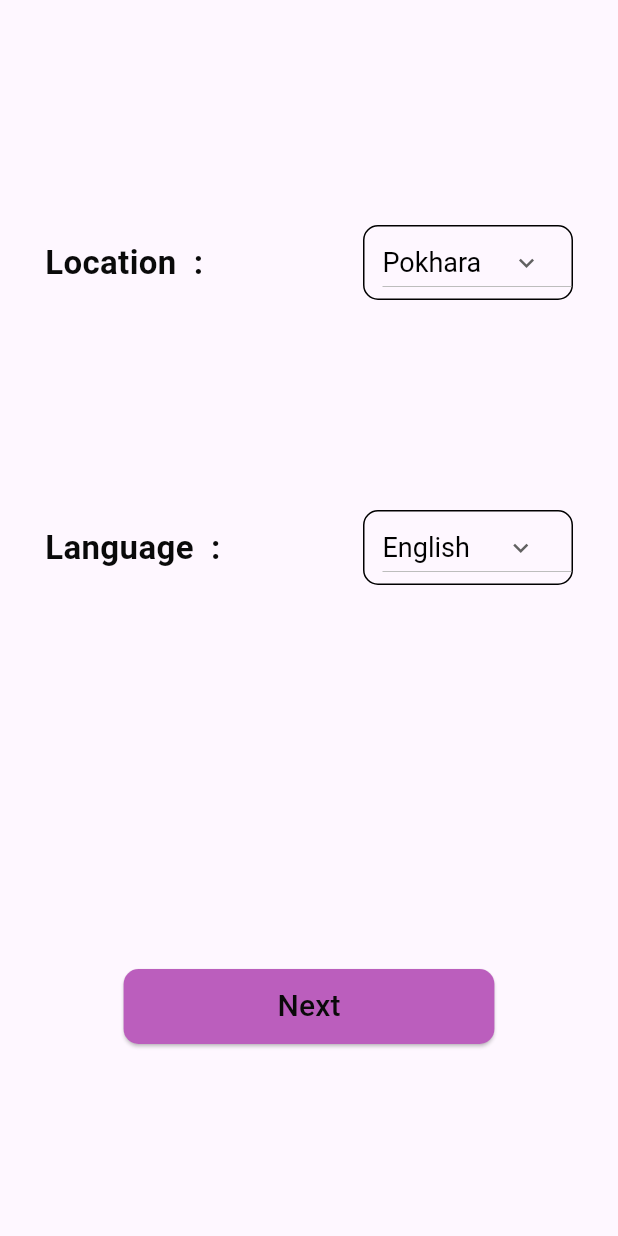
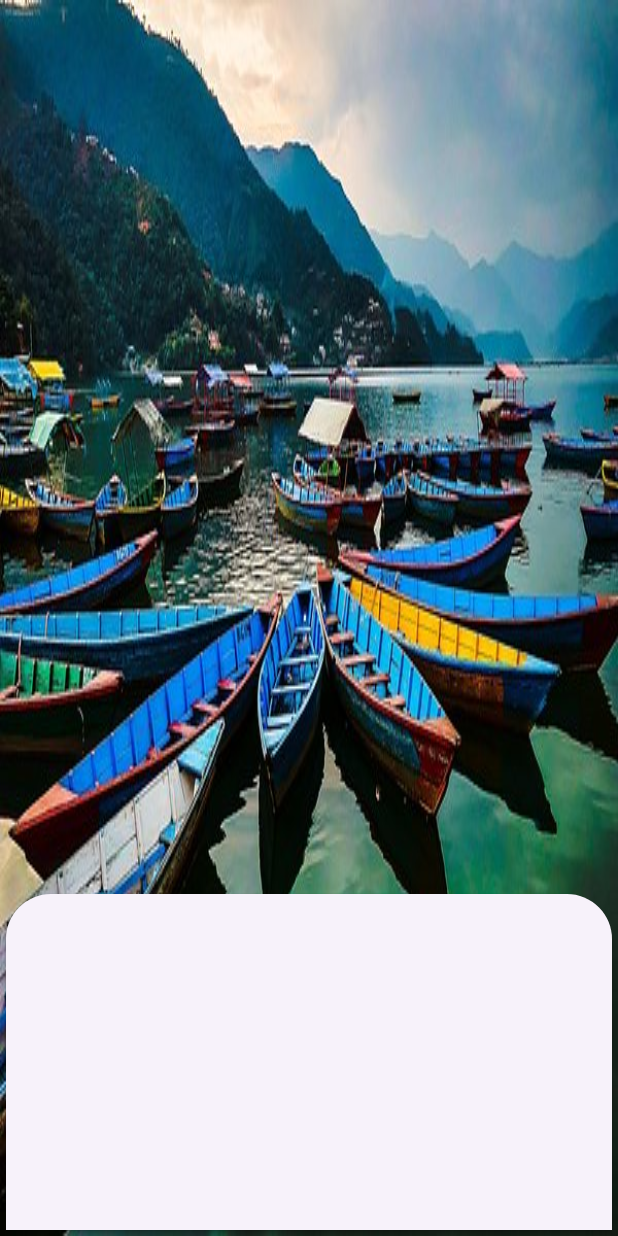
Before and after one commit to Suman8175/Hamro-Pokhara, a Flutter app: the screen it shows after launch, after a tap on "Skip", on a phone screen of 412 x 824 dp. Run offline on Flutter 3.47's test engine with Material 3 defaults, Android fonts, the phone set to English and light mode, and no system bars; our stand-ins replace easy_localization, shared_preferences.

```diff
--- a/lib/features/screens/home_screen/profile.dart
+++ b/lib/features/screens/home_screen/profile.dart
@@ -36,8 +36,8 @@
                   ),
                 ),
               ),
-              ListTile(
-                title: const SizedBox(
+              const ListTile(
+                title: SizedBox(
                   height: 100,
                 ),
               ),
--- a/lib/features/screens/language_and_city/language_city_screen.dart
+++ b/lib/features/screens/language_and_city/language_city_screen.dart
@@ -1,9 +1,10 @@
 import 'package:easy_localization/easy_localization.dart';
 import 'package:flutter/material.dart';
 import 'package:yhhhamropokhara/core/extensions/color_extension.dart';
-import 'package:yhhhamropokhara/features/language/localization_checker.dart';
 import 'package:yhhhamropokhara/features/models/data/color_fetch/colors_getter.dart';
-import 'package:yhhhamropokhara/features/screens/login_signup/login_screen.dart';
+import 'package:yhhhamropokhara/features/screens/home_screen/bottombar.dart';
+import 'package:yhhhamropokhara/features/screens/home_screen/homepage.dart';
+import 'package:yhhhamropokhara/features/screens/login_signup/signup_screen.dart';
 
 class LanguageCity extends StatefulWidget {
   const LanguageCity({super.key});
@@ -13,168 +14,91 @@
 }
 
 class _LanguageCityState extends State<LanguageCity> {
-  String? dropDownIndex;
-  String? dropDownIndexLanguage;
-  var dropDownList = ["Pokhara"];
-  var dropDownLanguage = ["English", "नेपाली"];
-
-  void nextButton() {
-    dropDownIndex ??= 'Pokhara';
-    dropDownIndexLanguage ??= 'English';
-    Navigator.pushReplacement(
-        (context), MaterialPageRoute(builder: (context) => const LoginPage()));
-  }
+  late Color myColor;
+  late double mediaSize;
+  TextEditingController emailController = TextEditingController();
+  TextEditingController passwordController = TextEditingController();
+  bool rememberUser = false;
 
   @override
   Widget build(BuildContext context) {
-    return Scaffold(
-      body: Padding(
-        padding: const EdgeInsets.symmetric(horizontal: 30),
-        child: Column(
+    myColor = HexColor.fromHex(primaryColor);
+    mediaSize = MediaQuery.of(context).size.width;
+    return Container(
+      height: double.infinity,
+      decoration: BoxDecoration(
+        color: myColor,
+        image: const DecorationImage(
+          image: AssetImage("assets/images/LoginImage.jpg"),
+          fit: BoxFit.fill,
+        ),
+      ),
+      child: Scaffold(
+        backgroundColor:
+            Colors.transparent, //xxxxxxxxxxxxxxxxxxxxxxxxxxxxxxxxxxxxxxxxxx
+        body: Stack(
           children: [
-            const SizedBox(
-              height: 150,
-            ),
-            Row(
-              mainAxisAlignment: MainAxisAlignment.spaceBetween,
-              children: [
-                Text(
-                  '${'location'.tr()}  :',
-                  style: TextStyle(
-                      fontSize: 22,
-                      fontWeight: FontWeight.bold,
-                      color: HexColor.fromHex(textColor)),
-                ),
-                Container(
-                  width: 140,
-                  padding: const EdgeInsets.only(left: 12, right: 0),
-                  decoration: BoxDecoration(
-                    border: Border.all(color: Colors.black, width: 1),
-                    borderRadius: BorderRadius.circular(10),
-                  ),
-                  child: DropdownButton(
-                    icon: const Expanded(
-                      child: Icon(
-                        Icons.expand_more,
-                        size: 20,
-                      ),
-                    ),
-                    dropdownColor: Colors.white,
-                    // hint: const Text("Pokhara"),
-
-                    enableFeedback: true,
-                    // isExpanded: true,
-                    iconSize: 16,
-                    borderRadius: BorderRadius.circular(16),
-                    style: const TextStyle(
-                      color: Colors.black,
-                    ),
-                    items: dropDownList
-                        .map((value) => DropdownMenuItem(
-                              value: value,
-                              child: Text(
-                                value,
-                                style: const TextStyle(fontSize: 18),
-                              ),
-                            ))
-                        .toList(),
-                    onChanged: (String? index) {
-                      setState(() {
-                        dropDownIndex = index;
-                      });
-                    },
-                    value: dropDownIndex ?? 'Pokhara',
-                  ),
-                ),
-              ],
-            ),
-            const SizedBox(
-              height: 140,
-            ),
-            Row(
-              mainAxisAlignment: MainAxisAlignment.spaceBetween,
-              children: [
-                Text(
-                  '${'language'.tr()}  :',
-                  style: TextStyle(
-                    fontSize: 22,
-                    fontWeight: FontWeight.bold,
-                    color: HexColor.fromHex(textColor),
-                  ),
-                ),
-                Container(
-                  width: 140,
-                  padding: const EdgeInsets.only(left: 12, right: 0),
-                  decoration: BoxDecoration(
-                    border: Border.all(color: Colors.black, width: 1),
-                    borderRadius: BorderRadius.circular(10),
-                  ),
-                  child: DropdownButton(
-                    icon: const Expanded(
-                        child: Icon(
-                      Icons.expand_more,
-                      size: 20,
-                    )),
-                    dropdownColor: Colors.white,
-                    enableFeedback: true,
-                    // isExpanded: true,
-                    iconSize: 16,
-                    borderRadius: BorderRadius.circular(16),
-                    style: const TextStyle(
-                      color: Colors.black,
-                    ),
-                    items: dropDownLanguage
-                        .map((value) => DropdownMenuItem(
-                              value: value,
-                              child: Text(
-                                value,
-                                style: const TextStyle(fontSize: 18),
-                              ),
-                            ))
-                        .toList(),
-                    onChanged: (String? index2) {
-                      setState(() {
-                        dropDownIndexLanguage = index2;
-                        //Change language when selected other language::
-
-                        LocalizationChecker.changeLanguge(
-                            context, dropDownIndexLanguage!);
-                      });
-                    },
-                    value: dropDownIndexLanguage ?? 'English',
-                  ),
-                ),
-              ],
-            ),
-            const Spacer(
-              flex: 2,
-            ),
-            SizedBox(
-              width: MediaQuery.of(context).size.width * 0.6,
-              height: 50,
-              child: ElevatedButton(
-                onPressed: nextButton,
-                style: ElevatedButton.styleFrom(
-                  backgroundColor: HexColor.fromHex(languageSelectButtonColor),
-                  shape: RoundedRectangleBorder(
-                    borderRadius: BorderRadius.circular(10),
-                  ),
-                ),
-                child: Text(
-                  'next'.tr(),
-                  style: TextStyle(
-                    fontSize: 20,
-                    color: HexColor.fromHex(textColor),
-                  ),
-                ),
-              ),
-            ),
-            const Spacer(
-              flex: 1,
-            )
+            Positioned(bottom: 0, child: _buildBottom()),
           ],
         ),
       ),
     );
   }
+
+  Widget _buildBottom() {
+    return SizedBox(
+      width: mediaSize,
+      child: Card(
+        shape: const RoundedRectangleBorder(
+            borderRadius: BorderRadius.only(
+          topLeft: Radius.circular(30),
+          topRight: Radius.circular(30),
+        )),
+        child: Padding(
+          padding: const EdgeInsets.all(32.0),
+          child: _buildForm(),
+        ),
+      ),
+    );
+  }
+
+  Widget _buildForm() {
+    return const Column(
+      crossAxisAlignment: CrossAxisAlignment.start,
+      children: [
+        SizedBox(
+          height: 160,
+        )
+      ],
+    );
+  }
+
+  Widget _buildGreyText(String text) {
+    return Text(
+      text,
+      style: TextStyle(
+          color: HexColor.fromHex(
+              loginSignupNormalText), //xxxxxxxxxxxxxxxxxxxxxxxxxxxxxxxxxxxxxxxxxxx
+          fontWeight: FontWeight.bold),
+    );
+  }
+
+  Widget _buildLoginButton(BuildContext context) {
+    return ElevatedButton(
+        onPressed: () {
+          debugPrint("Email: ${emailController.text}");
+          debugPrint("password: ${passwordController.text}");
+
+          Navigator.pushReplacement(context,
+              MaterialPageRoute(builder: (context) => const NavigationMenu()));
+        },
+        style: ElevatedButton.styleFrom(
+          shape: const StadiumBorder(),
+          elevation: 20,
+          shadowColor: myColor,
+          backgroundColor: HexColor.fromHex(buttonColor),
+          minimumSize: const Size.fromHeight(60),
+        ),
+        child: Text('login'.tr()));
+  }
 }
--- a/lib/features/screens/login_signup/login_screen.dart
+++ b/lib/features/screens/login_signup/login_screen.dart
@@ -2,6 +2,7 @@
 import 'package:flutter/material.dart';
 import 'package:yhhhamropokhara/core/extensions/color_extension.dart';
 import 'package:yhhhamropokhara/features/models/data/color_fetch/colors_getter.dart';
+import 'package:yhhhamropokhara/features/screens/home_screen/bottombar.dart';
 import 'package:yhhhamropokhara/features/screens/home_screen/homepage.dart';
 import 'package:yhhhamropokhara/features/screens/login_signup/signup_screen.dart';
 
@@ -172,7 +173,7 @@
           debugPrint("password: ${passwordController.text}");
 
           Navigator.pushReplacement(context,
-              MaterialPageRoute(builder: (context) => const HomeScreen()));
+              MaterialPageRoute(builder: (context) => const NavigationMenu()));
         },
         style: ElevatedButton.styleFrom(
           shape: const StadiumBorder(),
--- a/lib/features/screens/splash_screen/splash_screen.dart
+++ b/lib/features/screens/splash_screen/splash_screen.dart
@@ -4,6 +4,8 @@
 import 'package:yhhhamropokhara/features/screens/get_started/on_boarding_screen.dart';
 import 'package:yhhhamropokhara/features/screens/home_screen/bottombar.dart';
 import 'package:yhhhamropokhara/features/screens/home_screen/homepage.dart';
+import 'package:yhhhamropokhara/features/screens/home_screen/profile.dart';
+import 'package:yhhhamropokhara/features/screens/language_and_city/language_city_screen.dart';
 import 'package:yhhhamropokhara/features/screens/login_signup/login_screen.dart';
 
 class SplashScreen extends StatefulWidget {
@@ -42,7 +44,7 @@
       if (_isNewUser) {
         return const OnBoarding();
       } else {
-        return const LoginPage();
+        return const Profile();
       }
     } else {
       return const Scaffold(
```
